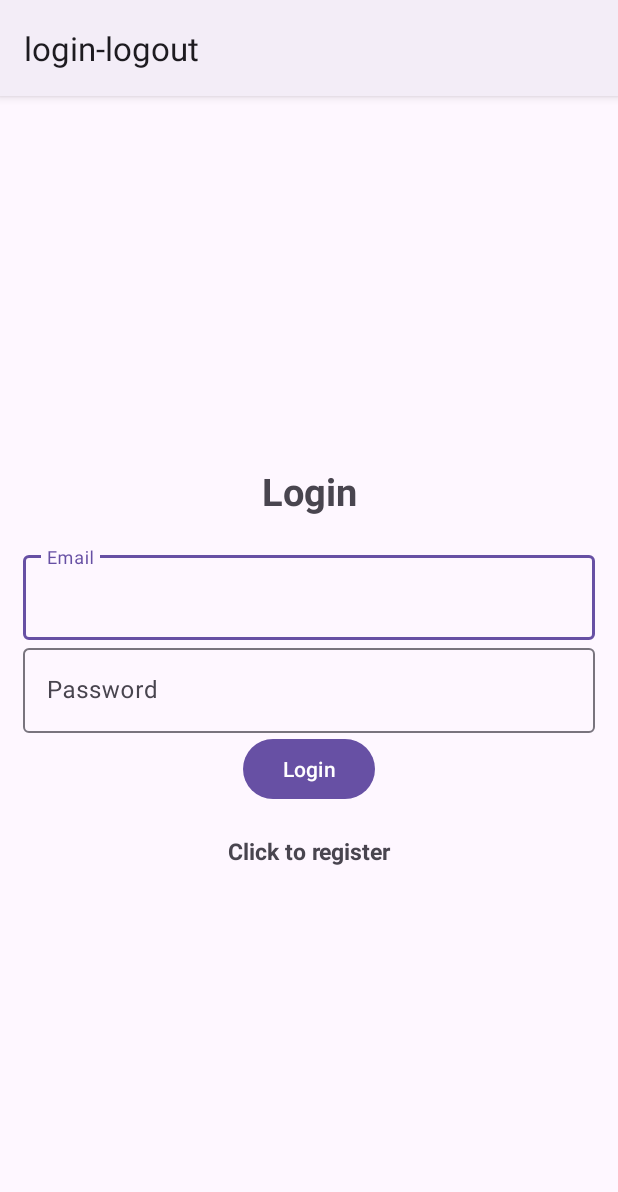
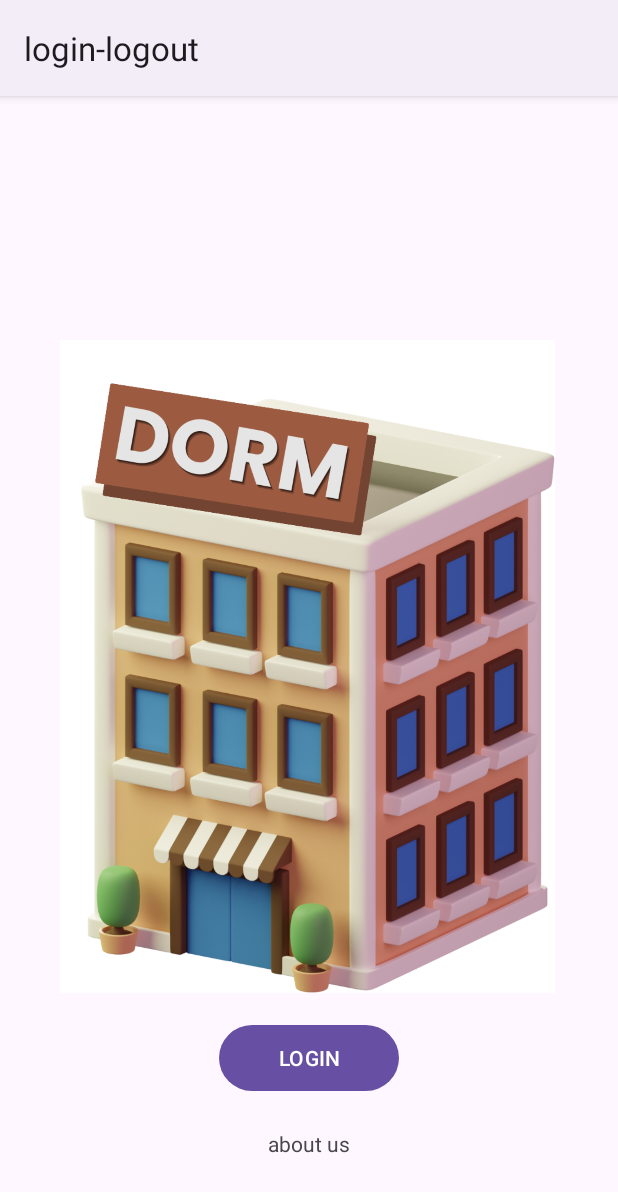
Before and after one commit to 6410615113/DormForU, an Android app: the screen it shows after launch (Login before the commit, First after it), on a phone screen of 412 x 824 dp. Shown: the top 1192 px of the screen. Run offline under Robolectric (Android 15) with nearby library versions, the phone set to English and light mode, and no system bars.

Commit message:
create first part (firstpage, aboutus, login system)

```diff
--- /dev/null
+++ b/login-logout-register/app/src/main/java/com/example/login_logout/First.java
@@ -0,0 +1,49 @@
+package com.example.login_logout;
+
+import android.content.Intent;
+import android.os.Bundle;
+import android.view.View;
+import android.widget.Button;
+import android.widget.TextView;
+
+import androidx.activity.EdgeToEdge;
+import androidx.appcompat.app.AppCompatActivity;
+import androidx.core.graphics.Insets;
+import androidx.core.view.ViewCompat;
+import androidx.core.view.WindowInsetsCompat;
+
+public class First extends AppCompatActivity {
+    private Button login;
+
+    private TextView about;
+
+    @Override
+    protected void onCreate(Bundle savedInstanceState) {
+        super.onCreate(savedInstanceState);
+        EdgeToEdge.enable(this);
+        setContentView(R.layout.activity_first);
+        ViewCompat.setOnApplyWindowInsetsListener(findViewById(R.id.main), (v, insets) -> {
+            Insets systemBars = insets.getInsets(WindowInsetsCompat.Type.systemBars());
+            v.setPadding(systemBars.left, systemBars.top, systemBars.right, systemBars.bottom);
+            return insets;
+        });
+
+        about = findViewById(R.id.AboutUs);
+        about.setOnClickListener(new View.OnClickListener() {
+            @Override
+            public void onClick(View view) {
+                Intent intent = new Intent(First.this, AboutUs.class);
+                startActivity(intent);
+            }
+        });
+
+        login = findViewById(R.id.Login);
+        login.setOnClickListener(new View.OnClickListener() {
+            @Override
+            public void onClick(View view) {
+                Intent intent = new Intent(First.this, Login.class);
+                startActivity(intent);
+            }
+        });
+    }
+}
--- /dev/null
+++ b/login-logout-register/app/src/main/res/layout/activity_first.xml
@@ -0,0 +1,42 @@
+<?xml version="1.0" encoding="utf-8"?>
+<androidx.constraintlayout.widget.ConstraintLayout xmlns:android="http://schemas.android.com/apk/res/android"
+    xmlns:app="http://schemas.android.com/apk/res-auto"
+    xmlns:tools="http://schemas.android.com/tools"
+    android:id="@+id/main"
+    android:layout_width="match_parent"
+    android:layout_height="match_parent"
+    tools:context=".First">
+
+    <ImageView
+        android:id="@+id/dorm"
+        android:layout_width="410dp"
+        android:layout_height="435dp"
+        app:layout_constraintBottom_toBottomOf="parent"
+        app:layout_constraintTop_toTopOf="parent"
+        app:srcCompat="@drawable/dorm"
+        tools:ignore="MissingConstraints"
+        tools:layout_editor_absoluteX="0dp" />
+
+    <Button
+        android:id="@+id/Login"
+        android:layout_width="120dp"
+        android:layout_height="52dp"
+        android:text="LOGIN"
+
+        app:layout_constraintBottom_toBottomOf="parent"
+        app:layout_constraintEnd_toEndOf="parent"
+        app:layout_constraintStart_toStartOf="parent"
+        app:layout_constraintTop_toBottomOf="@+id/dorm"
+        app:layout_constraintVertical_bias="0.156" />
+
+    <TextView
+        android:id="@+id/AboutUs"
+        android:layout_width="wrap_content"
+        android:layout_height="wrap_content"
+        android:text="about us"
+        app:layout_constraintBottom_toBottomOf="parent"
+        app:layout_constraintEnd_toEndOf="parent"
+        app:layout_constraintStart_toStartOf="parent"
+        app:layout_constraintTop_toBottomOf="@+id/Login"
+        app:layout_constraintVertical_bias="0.29" />
+</androidx.constraintlayout.widget.ConstraintLayout>
--- a/login-logout-register/app/src/main/res/layout/activity_login.xml
+++ b/login-logout-register/app/src/main/res/layout/activity_login.xml
@@ -4,12 +4,15 @@
     xmlns:tools="http://schemas.android.com/tools"
     android:layout_width="match_parent"
     android:layout_height="match_parent"
+    android:background="#BEEDFF"
     tools:context=".Login"
     android:orientation="vertical"
     android:gravity="center"
     android:padding="15dp">
 
     <!--Login-->
+
+    <!--Email-->
     <TextView
         android:id="@+id/textview"
         android:layout_width="match_parent"
@@ -20,21 +23,23 @@
         android:textSize="25sp"
         android:textStyle="bold" />
 
-    <!--Email-->
     <com.google.android.material.textfield.TextInputLayout
         android:layout_width="match_parent"
-        android:layout_height="wrap_content" >
+        android:layout_height="wrap_content"
+        android:layout_margin="16sp">
+
         <com.google.android.material.textfield.TextInputEditText
             android:id="@+id/email"
-            android:hint="@string/email"
             android:layout_width="match_parent"
-            android:layout_height="wrap_content" />
+            android:layout_height="wrap_content"
+            android:hint="@string/email" />
     </com.google.android.material.textfield.TextInputLayout>
 
     <!--Password-->
     <com.google.android.material.textfield.TextInputLayout
         android:layout_width="match_parent"
-        android:layout_height="wrap_content" >
+        android:layout_height="wrap_content"
+        android:layout_margin="16sp">
         <com.google.android.material.textfield.TextInputEditText
             android:id="@+id/password"
             android:hint="@string/password"
@@ -49,11 +54,17 @@
         android:layout_height="wrap_content" />
 
     <!--Button-->
+
     <Button
         android:id="@+id/btn_login"
+        android:layout_width="240sp"
+        android:layout_height="60sp"
+        android:backgroundTint="#00BCD4"
+        android:textSize="16sp"
+        android:textStyle="bold"
+        android:textColor="#000"
         android:text="@string/login"
-        android:layout_width="wrap_content"
-        android:layout_height="wrap_content" />
+        android:layout_margin="20sp"/>
 
     <TextView
         android:textStyle="bold"
```
Also changed, not shown: login-logout-register/app/src/main/AndroidManifest.xml (+18 -10 lines), login-logout-register/app/src/main/java/com/example/login_logout/AboutUs.java (added, +37 -0 lines), login-logout-register/app/src/main/res/drawable/about_sq.xml (added, +15 -0 lines), login-logout-register/app/src/main/res/drawable/button_blue.xml (added, +15 -0 lines), login-logout-register/app/src/main/res/layout/activity_aboutus.xml (added, +45 -0 lines), login-logout-register/app/src/main/res/layout/activity_register.xml (+12 -4 lines), login-logout-register/app/src/main/res/drawable/about_back.png (added), login-logout-register/app/src/main/res/drawable/dorm.png (added), login-logout-register/app/src/main/res/drawable/mian.png (added), 1 other file.
